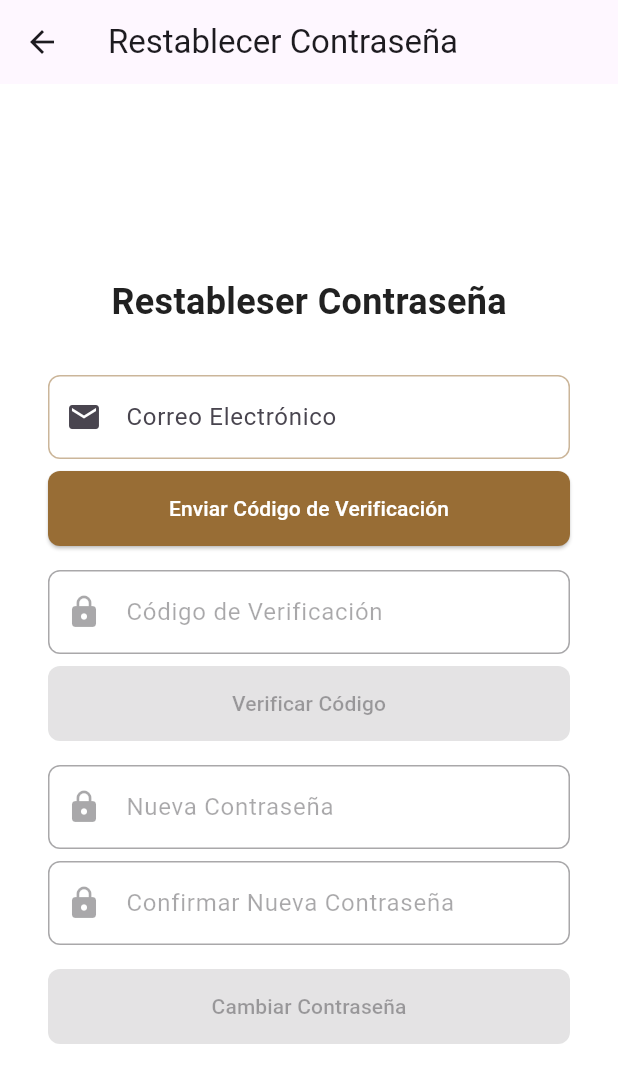
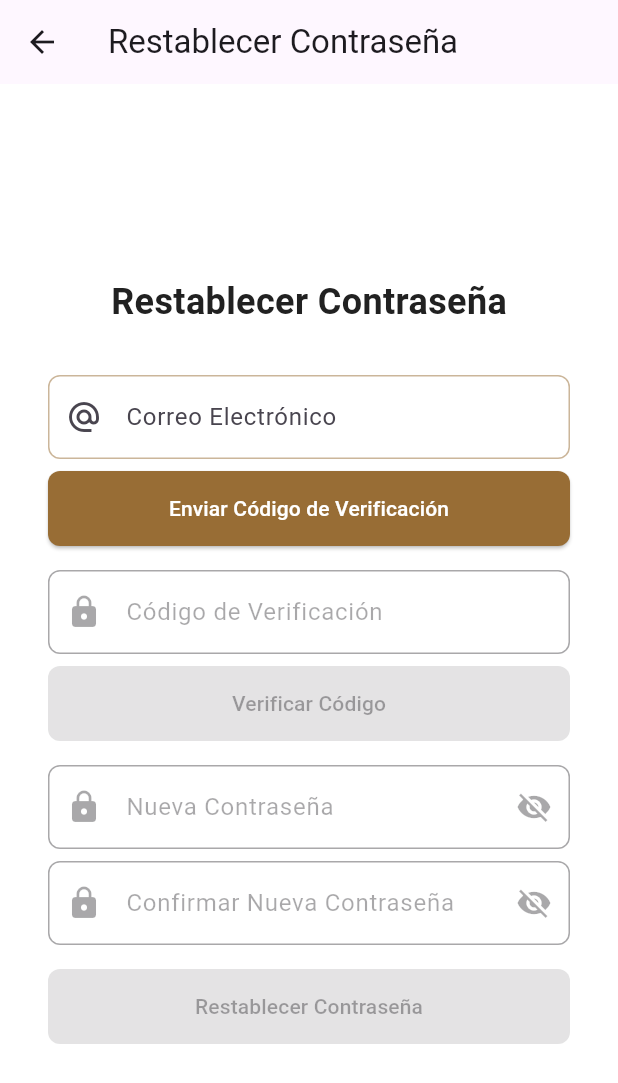
Before and after one commit to AryGimenez/Proyecto-EstudioContable-, a Flutter app: the PasswordResetHandler screen opened directly, on a phone screen of 412 x 824 dp. Shown: the top 1083 px of the screen. Run offline on Flutter 3.47's test engine with Material 3 defaults, Android fonts, the phone set to English and light mode, and no system bars.

Commit message:
ventana restablecer contraseña

```diff
--- a/frontend/flutter_gestion_contable/lib/screensy/password_reset/password_reset_form.dart
+++ b/frontend/flutter_gestion_contable/lib/screensy/password_reset/password_reset_form.dart
@@ -19,6 +19,10 @@ class PasswordResetForm extends StatelessWidget {
       passwordController; // Controlador para gestionar el texto ingresado en el campo de nueva contraseña.
   final TextEditingController
       confirmPasswordController; // Controlador para gestionar el texto ingresado en el campo de confirmación de contraseña.
+  final bool
+      isPasswordVisible; // Aquí estamos recibiendo el parámetro para visibilidad
+  final VoidCallback
+      onPasswordVisibilityToggle; // Aquí estamos recibiendo la función que cambia la visibilidad
 
 // Variable que talves use para poder validar el campo desde afuer estoy probando
 //  TextFormField buildEmailField;
@@ -46,6 +50,8 @@ class PasswordResetForm extends StatelessWidget {
       required this.isVerificationCodeSent,
       required this.isCodeVerified,
       required this.onSendCode,
+      required this.isPasswordVisible, // Asegúrate de recibir este parámetro
+      required this.onPasswordVisibilityToggle, // Asegúrate de recibir la función
       required this.onVerifyCode,
       required this.onSubmit,
       required this.onValidateEmail});
@@ -72,7 +78,7 @@ class PasswordResetForm extends StatelessWidget {
               children: [
                 Text(
                   // Título del formulario
-                  'Restableser Contraseña',
+                  'Restablecer Contraseña',
                   style: AppTextStyles.headline1, // Estilo H1
                 ),
                 verticalSpaceLarge, // Espaciado entre el título y el formulario, definido en login_Styles.dart
@@ -116,7 +122,7 @@ class PasswordResetForm extends StatelessWidget {
           labelText:
               'Correo Electrónico', // Etiqueta que indica al usuario qué debe ingresar en el campo.
           prefixIcon: Icon(Icons
-              .email), // Icono de correo que aparece al inicio del campo de texto como referencia visual.
+              .alternate_email), // Icono de correo que aparece al inicio del campo de texto como referencia visual.
         ),
         validator: onValidateEmail
 
@@ -194,9 +200,17 @@ class PasswordResetForm extends StatelessWidget {
       decoration: InputDecoration(
           labelText:
               'Nueva Contraseña', // Etiqueta que indica al usuario que debe ingresar su nueva contraseña.
-        prefixIcon: Icon(Icons
-            .lock), // Icono de candado que aparece al inicio del campo como referencia visual.
+          prefixIcon: Icon(Icons.lock),
+          // Icono de candado que aparece al inicio del campo como referencia visual.
+          suffixIcon: IconButton(
+            // Botón que alterna la visibilidad de la contraseña.
+            icon: Icon(
+              isPasswordVisible ? Icons.visibility : Icons.visibility_off,
+              // Cambia el icono según el estado de visibilidad de la contraseña.
             ),
+            onPressed: onPasswordVisibilityToggle,
+            // Llama a la función para alternar la visibilidad de la contraseña.
+          )),
       obscureText: true, // Oculta el texto del campo para mayor seguridad.
 
       validator: (value) {
@@ -223,8 +237,17 @@ class PasswordResetForm extends StatelessWidget {
               'Confirmar Nueva Contraseña', // Etiqueta que indica al usuario que debe confirmar su nueva contraseña.
           prefixIcon: Icon(Icons
               .lock), // Icono de candado que aparece al inicio del campo como referencia visual.
+          suffixIcon: IconButton(
+            // Botón que alterna la visibilidad de la contraseña.
+            icon: Icon(
+              isPasswordVisible ? Icons.visibility : Icons.visibility_off,
+              // Cambia el icono según el estado de visibilidad de la contraseña.
             ),
-      obscureText: true, // Oculta el texto del campo para mayor seguridad.
+            onPressed: onPasswordVisibilityToggle,
+            // Llama a la función para alternar la visibilidad de la contraseña.
+          )),
+      obscureText:
+          !isPasswordVisible, // Oculta el texto del campo para mayor seguridad.
       validator: (value) {
         // Validador que verifica si el campo de confirmación contiene texto válido.
         if (value == null || value.isEmpty) {
@@ -236,8 +259,8 @@ class PasswordResetForm extends StatelessWidget {
         }
         return null; // Si el valor es válido, no retorna ningún error.
       },
-
-      enabled: isCodeVerified, // Deshabildf
+      enabled:
+          isCodeVerified, // Deshabilita el campo si el código no se ha verificado.
     );
   }
 
@@ -247,7 +270,7 @@ class PasswordResetForm extends StatelessWidget {
       onPressed: isCodeVerified
           ? onSubmit
           : null, // Llama al callback para restablecer la contraseña si el código ha sido verificado.
-      child: Text('Cambiar Contraseña'),
+      child: Text('Restablecer Contraseña'),
     );
   }
 }
--- a/frontend/flutter_gestion_contable/lib/screensy/password_reset/password_reset_handler.dart
+++ b/frontend/flutter_gestion_contable/lib/screensy/password_reset/password_reset_handler.dart
@@ -26,6 +26,9 @@ class _PasswordResetHandlerState extends State<PasswordResetHandler> {
       TextEditingController(); // Controlador para el campo de texto de la nueva contraseña
   final _confirmPasswordController =
       TextEditingController(); // Controlador para el campo de texto de confirmación de la nueva contraseña
+
+  bool _isPasswordVisible = false;
+  // Bandera que indica si la contraseña debe mostrarse o permanecer oculta.
 
   bool _isVerificationCodeSent =
       false; // Variable [booleana para verificar si el código de verificación ha sido enviado
@@ -72,6 +75,13 @@ class _PasswordResetHandlerState extends State<PasswordResetHandler> {
     _passwordController.dispose();
     _confirmPasswordController.dispose();
     super.dispose();
+  }
+
+   // Método para alternar la visibilidad de la contraseña.
+  void _togglePasswordVisibility() {
+    setState(() {
+      _isPasswordVisible = !_isPasswordVisible;
+    });
   }
 
   /// Metodo que evalua si el email ingresado cumple los parametro y dispara el erro
@@ -189,6 +199,8 @@ class _PasswordResetHandlerState extends State<PasswordResetHandler> {
     return passwordErroMensaje;
   }
 
+
+
   bool _passwordConfirmValidator() {
     String? value = _confirmPasswordController.text;
     bool xRespuesta = false;
@@ -229,6 +241,8 @@ class _PasswordResetHandlerState extends State<PasswordResetHandler> {
             confirmPasswordController: _confirmPasswordController,
             isVerificationCodeSent: _isVerificationCodeSent,
             isCodeVerified: _isCodeVerified,
+            isPasswordVisible: _isPasswordVisible,
+            onPasswordVisibilityToggle: _togglePasswordVisibility,
             onSendCode: _sendCode,
             onVerifyCode: _verifyCode,
             onSubmit: _submitForm,
```
Lines whose indentation alone changed are shown as unchanged.
